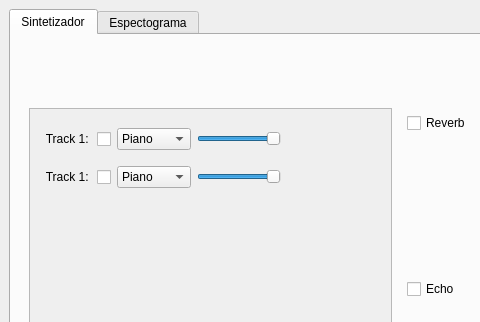
The window that SynThool/src/ui/designer/SynthesisTool.ui (KevinWahle/ASSD-Synthesis-Tool) describes before a commit, drawn with Qt 5; both pictures show x 0 to 480 and y 0 to 322 of the 807 by 600 pixel window.
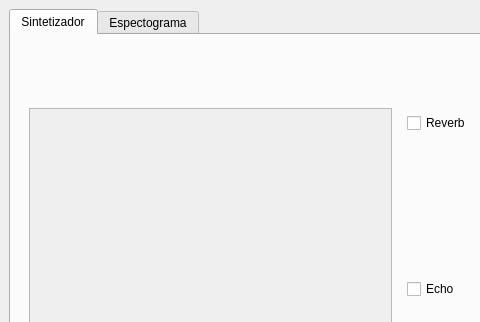
The same window after the commit. Icons and pictures are not drawn. Custom widgets are drawn as their Qt base class.

The edit to the form file:
```diff
--- a/SynThool/src/ui/designer/SynthesisTool.ui
+++ b/SynThool/src/ui/designer/SynthesisTool.ui
@@ -222,7 +222,7 @@
                       <rect>
                        <x>0</x>
                        <y>0</y>
-                       <width>299</width>
+                       <width>16</width>
                        <height>415</height>
                       </rect>
                      </property>
@@ -239,198 +239,6 @@
                       <property name="rightMargin">
                        <number>0</number>
                       </property>
-                      <item alignment="Qt::AlignTop">
-                       <widget class="QWidget" name="verticalWidget" native="true">
-                        <property name="sizePolicy">
-                         <sizepolicy hsizetype="Expanding" vsizetype="Expanding">
-                          <horstretch>0</horstretch>
-                          <verstretch>0</verstretch>
-                         </sizepolicy>
-                        </property>
-                        <layout class="QVBoxLayout" name="verticalLayout_4">
-                         <item>
-                          <widget class="QWidget" name="horizontalWidget_5" native="true">
-                           <property name="sizePolicy">
-                            <sizepolicy hsizetype="Preferred" vsizetype="Fixed">
-                             <horstretch>0</horstretch>
-                             <verstretch>0</verstretch>
-                            </sizepolicy>
-                           </property>
-                           <layout class="QHBoxLayout" name="horizontalLayout_28">
-                            <property name="leftMargin">
-                             <number>0</number>
-                            </property>
-                            <property name="topMargin">
-                             <number>1</number>
-                            </property>
-                            <property name="rightMargin">
-                             <number>0</number>
-                            </property>
-                            <item>
-                             <widget class="QCheckBox" name="track1Check">
-                              <property name="layoutDirection">
-                               <enum>Qt::RightToLeft</enum>
-                              </property>
-                              <property name="text">
-                               <string>Track 1: </string>
-                              </property>
-                             </widget>
-                            </item>
-                            <item>
-                             <widget class="QComboBox" name="track1Comb">
-                              <property name="sizePolicy">
-                               <sizepolicy hsizetype="Fixed" vsizetype="Fixed">
-                                <horstretch>0</horstretch>
-                                <verstretch>0</verstretch>
-                               </sizepolicy>
-                              </property>
-                              <item>
-                               <property name="text">
-                                <string>Piano</string>
-                               </property>
-                               <property name="icon">
-                                <iconset>
-                                 <normaloff>Res/grand-piano.png</normaloff>Res/grand-piano.png</iconset>
-                               </property>
-                              </item>
-                              <item>
-                               <property name="text">
-                                <string>Guitarra</string>
-                               </property>
-                               <property name="icon">
-                                <iconset>
-                                 <normaloff>Res/guitar.png</normaloff>Res/guitar.png</iconset>
-                               </property>
-                              </item>
-                              <item>
-                               <property name="text">
-                                <string>Platillo</string>
-                               </property>
-                               <property name="icon">
-                                <iconset>
-                                 <normaloff>Res/cymbals.png</normaloff>Res/cymbals.png</iconset>
-                               </property>
-                              </item>
-                             </widget>
-                            </item>
-                            <item>
-                             <widget class="QSlider" name="track1Slider">
-                              <property name="sizePolicy">
-                               <sizepolicy hsizetype="Fixed" vsizetype="Preferred">
-                                <horstretch>0</horstretch>
-                                <verstretch>0</verstretch>
-                               </sizepolicy>
-                              </property>
-                              <property name="styleSheet">
-                               <string notr="true"/>
-                              </property>
-                              <property name="sliderPosition">
-                               <number>99</number>
-                              </property>
-                              <property name="orientation">
-                               <enum>Qt::Horizontal</enum>
-                              </property>
-                              <property name="invertedAppearance">
-                               <bool>false</bool>
-                              </property>
-                             </widget>
-                            </item>
-                           </layout>
-                          </widget>
-                         </item>
-                         <item>
-                          <widget class="QWidget" name="horizontalWidget_16" native="true">
-                           <property name="sizePolicy">
-                            <sizepolicy hsizetype="Preferred" vsizetype="Fixed">
-                             <horstretch>0</horstretch>
-                             <verstretch>0</verstretch>
-                            </sizepolicy>
-                           </property>
-                           <layout class="QHBoxLayout" name="horizontalLayout_44">
-                            <property name="leftMargin">
-                             <number>0</number>
-                            </property>
-                            <property name="topMargin">
-                             <number>1</number>
-                            </property>
-                            <property name="rightMargin">
-                             <number>0</number>
-                            </property>
-                            <item>
-                             <widget class="QCheckBox" name="track1Check_12">
-                              <property name="layoutDirection">
-                               <enum>Qt::RightToLeft</enum>
-                              </property>
-                              <property name="text">
-                               <string>Track 1: </string>
-                              </property>
-                             </widget>
-                            </item>
-                            <item>
-                             <widget class="QComboBox" name="track1Comb_12">
-                              <property name="sizePolicy">
-                               <sizepolicy hsizetype="Fixed" vsizetype="Fixed">
-                                <horstretch>0</horstretch>
-                                <verstretch>0</verstretch>
-                               </sizepolicy>
-                              </property>
-                              <item>
-                               <property name="text">
-                                <string>Piano</string>
-                               </property>
-                               <property name="icon">
-                                <iconset>
-                                 <normaloff>Res/grand-piano.png</normaloff>Res/grand-piano.png</iconset>
-                               </property>
-                              </item>
-                              <item>
-                               <property name="text">
-                                <string>Guitarra</string>
-                               </property>
-                               <property name="icon">
-                                <iconset>
-                                 <normaloff>Res/guitar.png</normaloff>Res/guitar.png</iconset>
-                               </property>
-                              </item>
-                              <item>
-                               <property name="text">
-                                <string>Platillo</string>
-                               </property>
-                               <property name="icon">
-                                <iconset>
-                                 <normaloff>Res/cymbals.png</normaloff>Res/cymbals.png</iconset>
-                               </property>
-                              </item>
-                             </widget>
-                            </item>
-                            <item>
-                             <widget class="QSlider" name="track1Slider_12">
-                              <property name="sizePolicy">
-                               <sizepolicy hsizetype="Fixed" vsizetype="Preferred">
-                                <horstretch>0</horstretch>
-                                <verstretch>0</verstretch>
-                               </sizepolicy>
-                              </property>
-                              <property name="styleSheet">
-                               <string notr="true"/>
-                              </property>
-                              <property name="sliderPosition">
-                               <number>99</number>
-                              </property>
-                              <property name="orientation">
-                               <enum>Qt::Horizontal</enum>
-                              </property>
-                              <property name="invertedAppearance">
-                               <bool>false</bool>
-                              </property>
-                             </widget>
-                            </item>
-                           </layout>
-                          </widget>
-                         </item>
-                        </layout>
-                       </widget>
-                      </item>
                      </layout>
                     </widget>
                    </widget>
```
Left out of the diff: 4 changed lines with no effect on the pictures.
